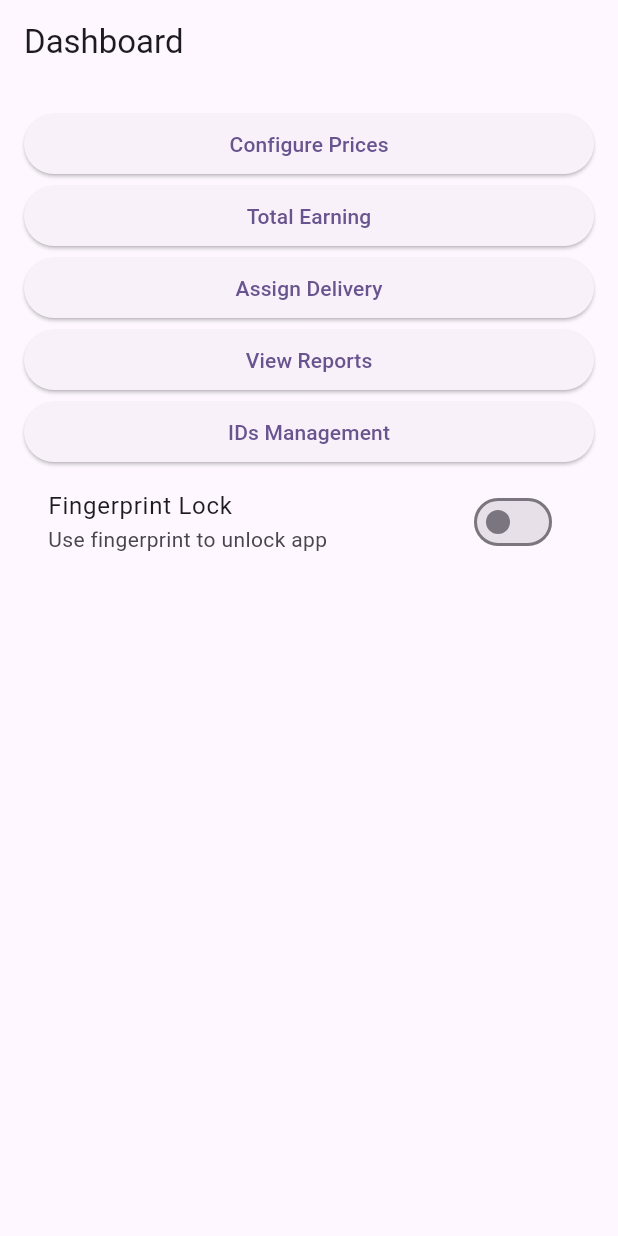
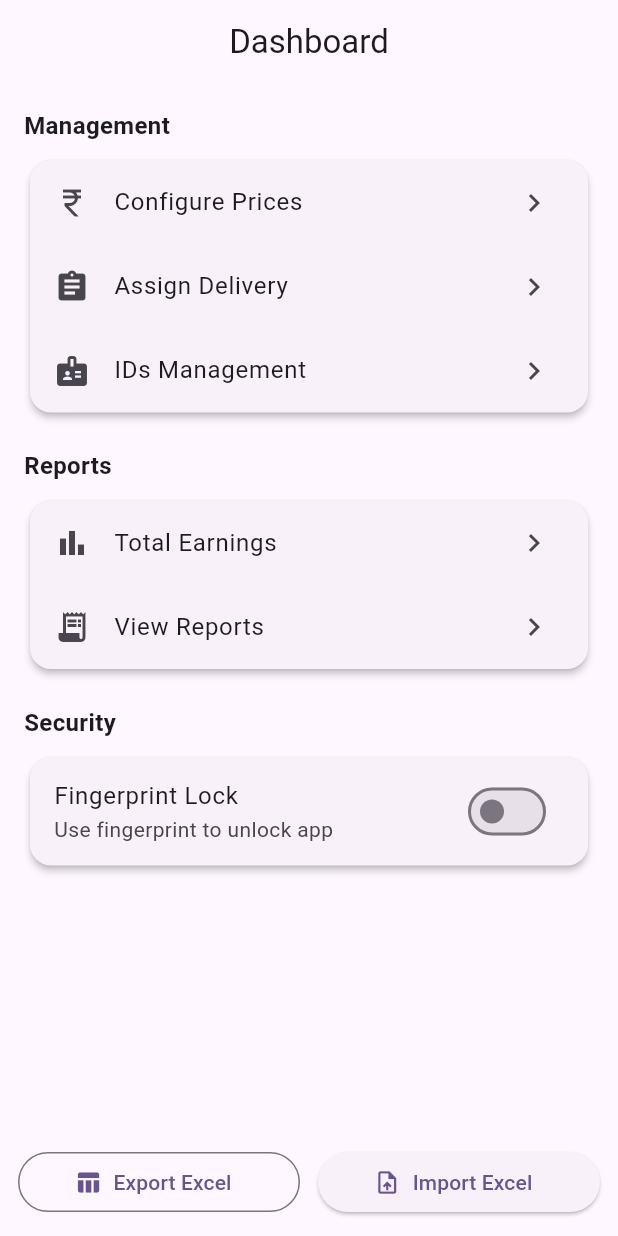
Before and after one commit to aniljadhav2833/my_delivery_app, a Flutter app: the screen it shows after launch, on a phone screen of 412 x 824 dp. Run offline on Flutter 3.47's test engine with Material 3 defaults, Android fonts, the phone set to English and light mode, and no system bars; our stand-ins replace file_picker, flutter_secure_storage, local_auth, pdf, permission_handler, printing and 2 more; missing offline and left inert: excel; accounts and stored records are empty.

Commit message:
releasing excel import

```diff
--- a/lib/auth/securtiy_settings.dart
+++ b/lib/auth/securtiy_settings.dart
@@ -26,6 +26,7 @@ class _SecuritySettingsState extends State<SecuritySettings> {
 
   Future<void> _toggle(bool value) async {
     if (value) {
+      print(value);
       final success = await BiometricService().authenticate();
       if (!success) return;
       await BiometricPref.enable();
--- /dev/null
+++ b/lib/models/import_progress.dart
@@ -0,0 +1,11 @@
+class ImportProgress {
+  final int current;
+  final int total;
+  final String table;
+
+  ImportProgress({
+    required this.current,
+    required this.total,
+    required this.table,
+  });
+}
--- a/lib/screens/home_screen.dart
+++ b/lib/screens/home_screen.dart
@@ -10,11 +10,15 @@ import 'package:my_delivery/screens/total_earnings.dart';
 import 'package:my_delivery/screens/widgets/dashboard.dart';
 import 'package:my_delivery/screens/widgets/navigation_button.dart';
 
+import '../excel/excel_export_service.dart';
+import '../excel/excel_import_service.dart';
+import '../models/import_progress.dart';
+
 class HomeScreen extends StatefulWidget {
   const HomeScreen({super.key});
 
   @override
-  State<StatefulWidget> createState() => _HomeScreen();
+  State<HomeScreen> createState() => _HomeScreen();
 }
 
 class _HomeScreen extends State<HomeScreen> {
@@ -22,23 +26,238 @@ class _HomeScreen extends State<HomeScreen> {
   Widget build(BuildContext context) {
     return Scaffold(
       appBar: AppBar(
-        title: const Text("Dashboard"),
-        actionsPadding: EdgeInsets.only(right: 10),
+        title: const Text('Dashboard'),
+        centerTitle: true,
+        elevation: 0,
       ),
+
       body: ListView(
         padding: const EdgeInsets.all(16),
         children: [
-          NavigationButton(
-            title: "Configure Prices",
-            screen: PriceConfigScreen(),
+          _sectionTitle('Management'),
+
+          _dashboardCard(
+            context,
+            children: const [
+              _NavItem(
+                title: 'Configure Prices',
+                icon: Icons.currency_rupee,
+                screen: PriceConfigScreen(),
+              ),
+              _NavItem(
+                title: 'Assign Delivery',
+                icon: Icons.assignment,
+                screen: AssignIdScreen(),
+              ),
+              _NavItem(
+                title: 'IDs Management',
+                icon: Icons.badge,
+                screen: IDsManagement(),
+              ),
+            ],
           ),
-          NavigationButton(title: "Total Earning", screen: TotalEarning()),
-          NavigationButton(title: "Assign Delivery", screen: AssignIdScreen()),
-          NavigationButton(title: "View Reports", screen: ReportScreen()),
-          NavigationButton(title: "IDs Management", screen: IDsManagement()),
-          SecuritySettings(),
+
+          const SizedBox(height: 20),
+          _sectionTitle('Reports'),
+
+          _dashboardCard(
+            context,
+            children: const [
+              _NavItem(
+                title: 'Total Earnings',
+                icon: Icons.bar_chart,
+                screen: TotalEarning(),
+              ),
+              _NavItem(
+                title: 'View Reports',
+                icon: Icons.receipt_long,
+                screen: ReportScreen(),
+              ),
+            ],
+          ),
+
+          const SizedBox(height: 20),
+          _sectionTitle('Security'),
+
+          _dashboardCard(context, children: const [SecuritySettings()]),
+
+          const SizedBox(height: 90), // space for bottom bar
         ],
+      ),
+
+      // 🔥 Bottom fixed action bar
+      bottomNavigationBar: _bottomActions(context),
+    );
+  }
+
+  /// 🔹 Bottom Import / Export actions
+  Widget _bottomActions(BuildContext context) {
+    return SafeArea(
+      child: Padding(
+        padding: const EdgeInsets.all(12),
+        child: Row(
+          children: [
+            Expanded(
+              child: OutlinedButton.icon(
+                icon: const Icon(Icons.table_chart),
+                label: const Text('Export Excel'),
+                onPressed: () async {
+                  final file = await ExcelExportService.exportAllTables();
+
+                  if (!mounted) return;
+
+                  if (file == null) {
+                    ScaffoldMessenger.of(context).showSnackBar(
+                      const SnackBar(content: Text('Permission denied')),
+                    );
+                    return;
+                  }
+
+                  ScaffoldMessenger.of(context).showSnackBar(
+                    SnackBar(content: Text('Saved to ${file.path}')),
+                  );
+                },
+              ),
+            ),
+            const SizedBox(width: 12),
+            Expanded(
+              child: ElevatedButton.icon(
+                icon: const Icon(Icons.upload_file),
+                label: const Text('Import Excel'),
+                onPressed: () => _startImport(context),
+              ),
+            ),
+          ],
+        ),
       ),
     );
   }
+
+  /// 🔹 Import with polished dialog
+  void _startImport(BuildContext context) async {
+    final file = await ExcelImportService.pickExcelFile();
+    if (file == null) return;
+
+    final stream = ExcelImportService.importExcel(file);
+
+    showDialog(
+      context: context,
+      barrierDismissible: false,
+      builder: (_) => Dialog(
+        shape: RoundedRectangleBorder(borderRadius: BorderRadius.circular(16)),
+        child: Padding(
+          padding: const EdgeInsets.all(20),
+          child: StreamBuilder<ImportProgress>(
+            stream: stream,
+            builder: (context, snapshot) {
+              if (!snapshot.hasData) {
+                return _progressLayout(
+                  title: 'Preparing import…',
+                  subtitle: 'Reading Excel file',
+                  progress: null,
+                );
+              }
+
+              final p = snapshot.data!;
+              final progress = p.total == 0 ? 0.0 : p.current / p.total;
+
+              return _progressLayout(
+                title: 'Importing ${p.table}',
+                subtitle: '${p.current} / ${p.total} records',
+                progress: progress,
+              );
+            },
+          ),
+        ),
+      ),
+    );
+
+    stream.listen(
+      (_) {},
+      onError: (e) {
+        Navigator.pop(context);
+        ScaffoldMessenger.of(
+          context,
+        ).showSnackBar(SnackBar(content: Text('Import failed: $e')));
+      },
+      onDone: () async {
+        await Future.delayed(const Duration(milliseconds: 300));
+        if (!mounted) return;
+        Navigator.pop(context);
+        ScaffoldMessenger.of(context).showSnackBar(
+          const SnackBar(content: Text('Import completed successfully')),
+        );
+      },
+    );
+  }
+
+  /// 🔹 Helpers
+  Widget _sectionTitle(String title) {
+    return Padding(
+      padding: const EdgeInsets.only(bottom: 8),
+      child: Text(
+        title,
+        style: const TextStyle(fontSize: 16, fontWeight: FontWeight.w600),
+      ),
+    );
+  }
+
+  Widget _dashboardCard(
+    BuildContext context, {
+    required List<Widget> children,
+  }) {
+    return Card(
+      elevation: 2,
+      shape: RoundedRectangleBorder(borderRadius: BorderRadius.circular(14)),
+      child: Column(children: children),
+    );
+  }
+
+  Widget _progressLayout({
+    required String title,
+    required String subtitle,
+    double? progress,
+  }) {
+    return Column(
+      mainAxisSize: MainAxisSize.min,
+      crossAxisAlignment: CrossAxisAlignment.start,
+      children: [
+        Text(
+          title,
+          style: const TextStyle(fontSize: 16, fontWeight: FontWeight.w600),
+        ),
+        const SizedBox(height: 12),
+        if (progress == null)
+          const Center(child: CircularProgressIndicator())
+        else
+          LinearProgressIndicator(value: progress),
+        const SizedBox(height: 10),
+        Text(subtitle),
+      ],
+    );
+  }
 }
+
+class _NavItem extends StatelessWidget {
+  final String title;
+  final IconData icon;
+  final Widget screen;
+
+  const _NavItem({
+    required this.title,
+    required this.icon,
+    required this.screen,
+  });
+
+  @override
+  Widget build(BuildContext context) {
+    return ListTile(
+      leading: Icon(icon),
+      title: Text(title),
+      trailing: const Icon(Icons.chevron_right),
+      onTap: () {
+        Navigator.push(context, MaterialPageRoute(builder: (_) => screen));
+      },
+    );
+  }
+}
--- a/pubspec.yaml
+++ b/pubspec.yaml
@@ -16,7 +16,7 @@ publish_to: 'none' # Remove this line if you wish to publish to pub.dev
 # https://developer.apple.com/library/archive/documentation/General/Reference/InfoPlistKeyReference/Articles/CoreFoundationKeys.html
 # In Windows, build-name is used as the major, minor, and patch parts
 # of the product and file versions while build-number is used as the build suffix.
-version: 1.0.0+2
+version: 1.0.0+3
 
 environment:
   sdk: ^3.8.1
@@ -45,6 +45,9 @@ dependencies:
   flutter_launcher_icons: ^0.13.1
   local_auth: ^2.3.0
   flutter_secure_storage: ^9.2.4
+  excel: ^4.0.2
+  permission_handler: ^11.4.0
+  file_picker: ^10.3.1
 
 
 dev_dependencies:
```
Also changed, not shown: lib/excel/excel_export_service.dart (added, +131 -0 lines), lib/excel/excel_import_service.dart (added, +159 -0 lines), pubspec.lock, 6 other files.
